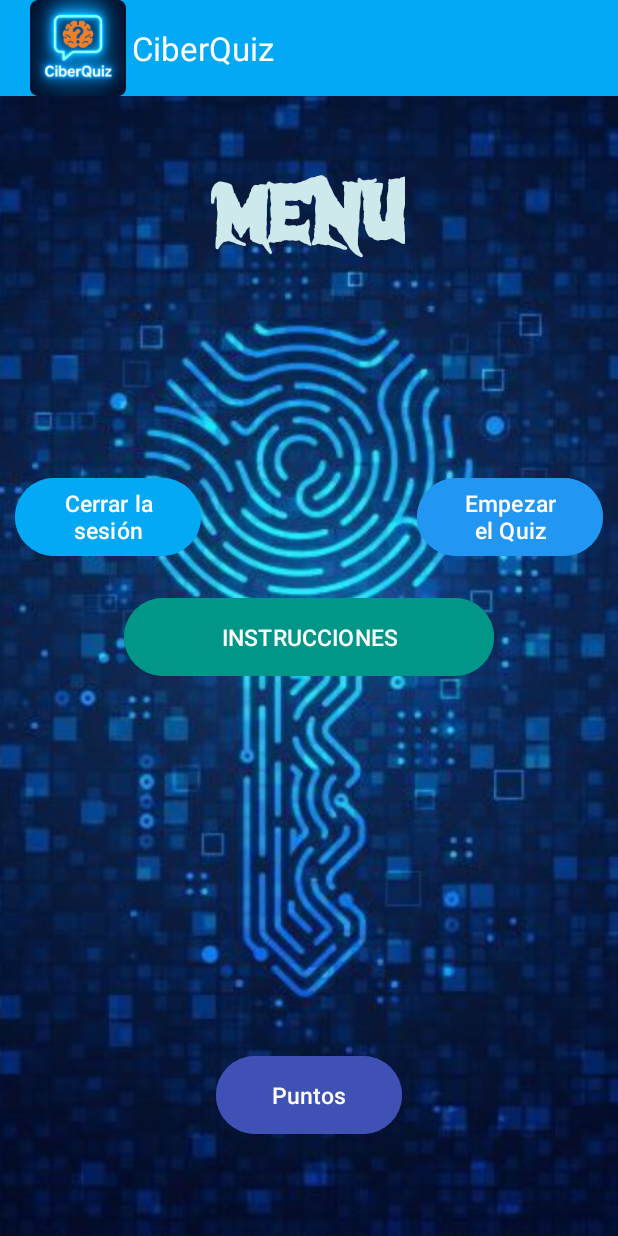
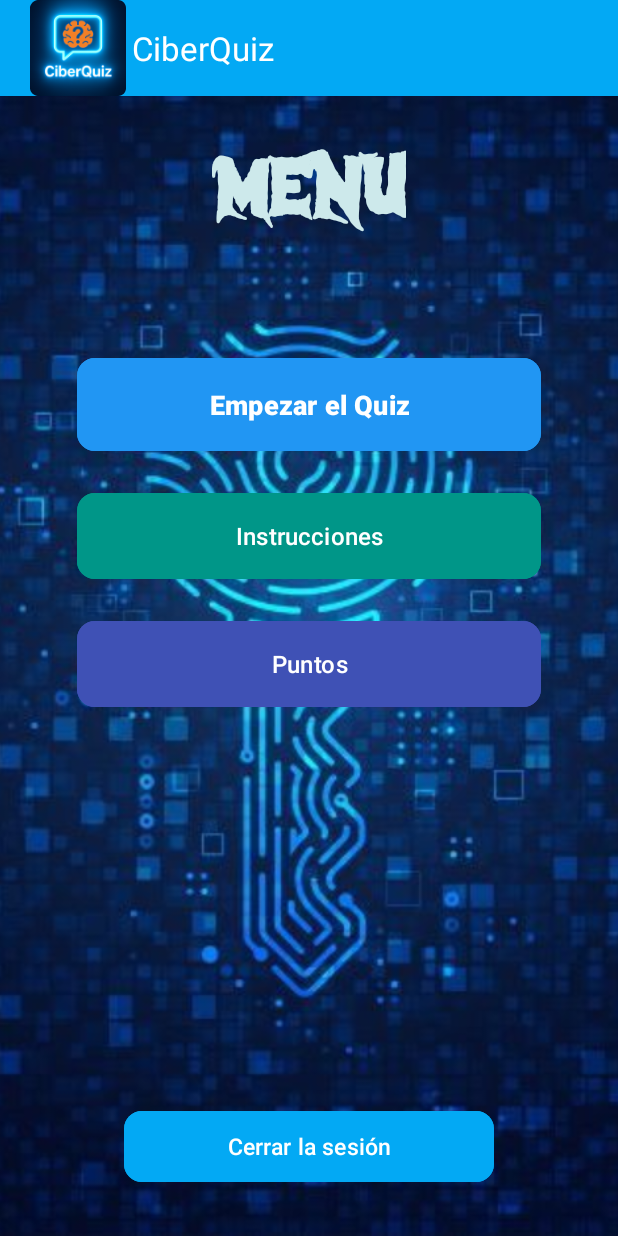
Before and after one commit to nataliagarcia2004/CIBERQUIZ_P1, an Android app: the Menu screen opened directly, with no data from a screen before it, on a phone screen of 412 x 824 dp. Run offline under Robolectric (Android 15) with nearby library versions, the phone set to English and light mode, and no system bars.

Commit message:
mejorar estetica menu

```diff
--- a/app/src/main/res/layout/activity_menu.xml
+++ b/app/src/main/res/layout/activity_menu.xml
@@ -6,6 +6,7 @@
     android:layout_width="match_parent"
     android:layout_height="match_parent"
     tools:context=".Menu">
+
     <androidx.appcompat.widget.Toolbar
         android:id="@+id/toolbar"
         android:layout_width="match_parent"
@@ -30,93 +31,102 @@
         android:src="@drawable/fondo_menu2"
         app:layout_constraintBottom_toBottomOf="parent"
         app:layout_constraintEnd_toEndOf="parent"
-        app:layout_constraintHorizontal_bias="1.0"
         app:layout_constraintStart_toStartOf="parent"
-        app:layout_constraintTop_toTopOf="parent"
-        app:layout_constraintVertical_bias="1.0" />
+        app:layout_constraintTop_toTopOf="parent" />
 
     <TextView
         android:id="@+id/textView"
         android:layout_width="wrap_content"
         android:layout_height="wrap_content"
-        android:layout_marginTop="10dp"
+        android:layout_marginTop="32dp"
         android:fontFamily="@font/nueva_fuente"
         android:text="@string/menu_titulo"
         android:textColor="#CDE9EB"
         android:textSize="48sp"
         android:textStyle="bold"
-        app:layout_constraintBottom_toBottomOf="parent"
         app:layout_constraintEnd_toEndOf="parent"
-        app:layout_constraintHorizontal_bias="0.498"
         app:layout_constraintStart_toStartOf="parent"
-        app:layout_constraintTop_toTopOf="parent"
-        app:layout_constraintVertical_bias="0.137" />
+        app:layout_constraintTop_toBottomOf="@id/toolbar" />
 
+    <!-- Contenedor central para los botones principales -->
+    <androidx.constraintlayout.widget.Guideline
+        android:id="@+id/guideline_center"
+        android:layout_width="wrap_content"
+        android:layout_height="wrap_content"
+        android:orientation="vertical"
+        app:layout_constraintGuide_percent="0.5" />
+
+    <!-- Botón principal: Empezar Quiz -->
+    <Button
+        android:id="@+id/button3"
+        android:layout_width="0dp"
+        android:layout_height="70dp"
+        android:layout_marginTop="80dp"
+        android:backgroundTint="#2196F3"
+        android:elevation="8dp"
+        android:onClick="Menu_Pregunta1"
+        android:text="@string/boton_empezar_quiz"
+        android:textColor="#FFFFFF"
+        android:textSize="18sp"
+        android:textStyle="bold"
+        app:cornerRadius="12dp"
+        app:layout_constraintEnd_toEndOf="parent"
+        app:layout_constraintStart_toStartOf="parent"
+        app:layout_constraintTop_toBottomOf="@id/textView"
+        app:layout_constraintWidth_percent="0.75" />
+
+    <!-- Botón: Instrucciones -->
+    <Button
+        android:id="@+id/buttonInstrucciones"
+        android:layout_width="0dp"
+        android:layout_height="65dp"
+        android:layout_marginTop="20dp"
+        android:backgroundTint="#009688"
+        android:elevation="6dp"
+        android:onClick="AbrirInstrucciones"
+        android:text="Instrucciones"
+        android:textColor="#FFFFFF"
+        android:textSize="16sp"
+        app:cornerRadius="12dp"
+        app:layout_constraintEnd_toEndOf="parent"
+        app:layout_constraintStart_toStartOf="parent"
+        app:layout_constraintTop_toBottomOf="@id/button3"
+        app:layout_constraintWidth_percent="0.75" />
+
+    <!-- Botón: Ver Puntos -->
+    <Button
+        android:id="@+id/button16"
+        android:layout_width="0dp"
+        android:layout_height="65dp"
+        android:layout_marginTop="20dp"
+        android:backgroundTint="#3F51B5"
+        android:elevation="6dp"
+        android:onClick="Puntos"
+        android:text="@string/boton_puntos"
+        android:textColor="#FFFFFF"
+        android:textSize="16sp"
+        app:cornerRadius="12dp"
+        app:layout_constraintEnd_toEndOf="parent"
+        app:layout_constraintStart_toStartOf="parent"
+        app:layout_constraintTop_toBottomOf="@id/buttonInstrucciones"
+        app:layout_constraintWidth_percent="0.75" />
+
+    <!-- Botón: Cerrar Sesión (parte inferior) -->
     <Button
         android:id="@+id/button4"
         android:layout_width="0dp"
-        android:layout_height="60dp"
-        android:layout_marginBottom="00dp"
+        android:layout_height="55dp"
+        android:layout_marginBottom="32dp"
         android:backgroundTint="#03A9F4"
+        android:elevation="4dp"
         android:onClick="SalirApp"
         android:text="@string/boton_cerrar_sesion"
         android:textColor="#FFFFFF"
         android:textSize="15sp"
-        app:layout_constraintBottom_toBottomOf="parent"
-        app:layout_constraintEnd_toStartOf="@+id/button16"
-        app:layout_constraintHorizontal_chainStyle="spread"
-        app:layout_constraintStart_toStartOf="parent"
-        app:layout_constraintTop_toTopOf="parent"
-        app:layout_constraintVertical_bias="0.412"
-        app:layout_constraintWidth_percent="0.3" />
-
-    <Button
-        android:id="@+id/button16"
-        android:layout_width="0dp"
-        android:layout_height="60dp"
-        android:layout_marginBottom="00dp"
-        android:backgroundTint="#3F51B5"
-        android:onClick="Puntos"
-        android:text="@string/boton_puntos"
-        android:textColor="#FFFFFF"
-        android:textSize="15sp"
-        app:layout_constraintBottom_toBottomOf="parent"
-        app:layout_constraintEnd_toStartOf="@+id/button3"
-        app:layout_constraintStart_toEndOf="@+id/button4"
-        app:layout_constraintTop_toTopOf="parent"
-        app:layout_constraintVertical_bias="0.916"
-        app:layout_constraintWidth_percent="0.3" />
-
-    <Button
-        android:id="@+id/button3"
-        android:layout_width="0dp"
-        android:layout_height="60dp"
-        android:layout_marginBottom="00dp"
-        android:backgroundTint="#2196F3"
-        android:onClick="Menu_Pregunta1"
-        android:text="@string/boton_empezar_quiz"
-        android:textColor="#FFFFFF"
-        android:textSize="15sp"
+        app:cornerRadius="12dp"
         app:layout_constraintBottom_toBottomOf="parent"
         app:layout_constraintEnd_toEndOf="parent"
-        app:layout_constraintStart_toEndOf="@+id/button16"
-        app:layout_constraintTop_toTopOf="parent"
-        app:layout_constraintVertical_bias="0.412"
-        app:layout_constraintWidth_percent="0.3" />
-    <Button
-        android:id="@+id/buttonInstrucciones"
-        android:layout_width="0dp"
-        android:layout_height="60dp"
-        android:layout_marginTop="20dp"
-        android:backgroundTint="#009688"
-        android:onClick="AbrirInstrucciones"
-        android:text="INSTRUCCIONES"
-        android:textColor="#FFFFFF"
-        android:textSize="15sp"
-        app:layout_constraintTop_toBottomOf="@id/button3"
         app:layout_constraintStart_toStartOf="parent"
-        app:layout_constraintEnd_toEndOf="parent"
         app:layout_constraintWidth_percent="0.6" />
 
-
 </androidx.constraintlayout.widget.ConstraintLayout>
```
